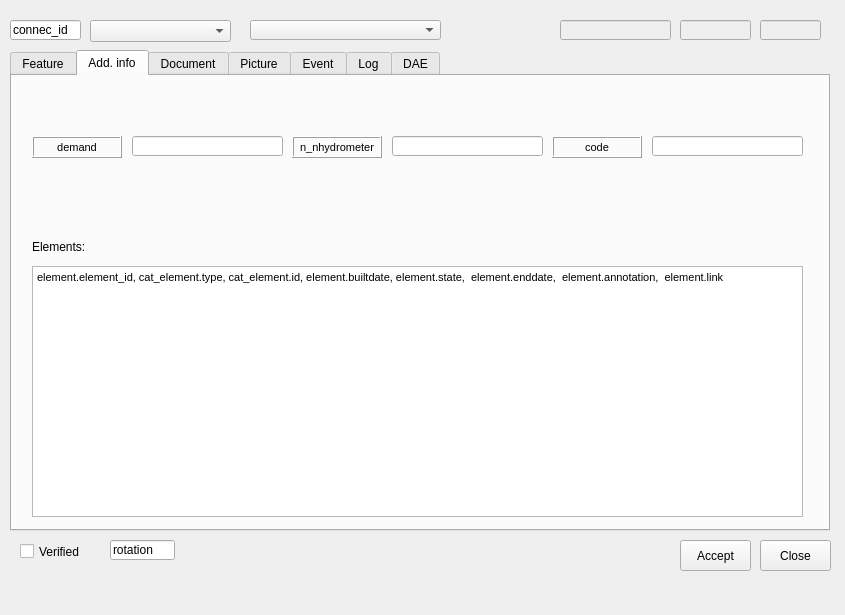
Qt form ui/ws_connec.ui (Giswater/giswater_qgis_plugin) before a commit.
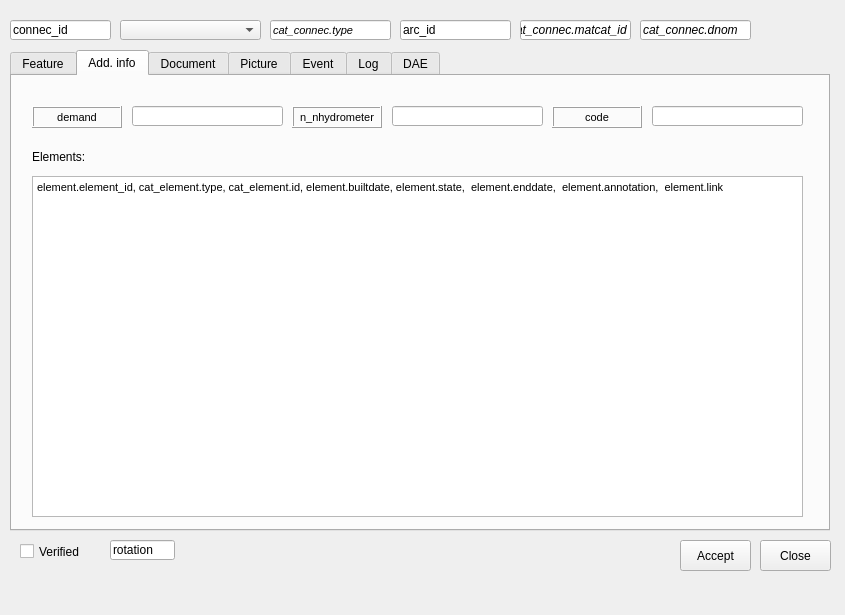
The same form after that commit. The open tabs and pages were chosen to show the change.

Diff of the .ui file:
```diff
--- a/ui/ws_connec.ui
+++ b/ui/ws_connec.ui
@@ -1030,7 +1030,7 @@
      <property name="geometry">
       <rect>
        <x>20</x>
-       <y>160</y>
+       <y>70</y>
        <width>90</width>
        <height>22</height>
       </rect>
@@ -1066,9 +1066,9 @@
      <property name="geometry">
       <rect>
        <x>20</x>
-       <y>190</y>
+       <y>100</y>
        <width>771</width>
-       <height>251</height>
+       <height>341</height>
       </rect>
      </property>
      <property name="html">
@@ -1079,11 +1079,51 @@
 &lt;p style=&quot; margin-top:0px; margin-bottom:0px; margin-left:0px; margin-right:0px; -qt-block-indent:0; text-indent:0px;&quot;&gt;&lt;span style=&quot; font-size:8pt;&quot;&gt;element.element_id, cat_element.type, cat_element.id, element.builtdate, element.state,  element.enddate,  element.annotation,  element.link&lt;/span&gt;&lt;/p&gt;&lt;/body&gt;&lt;/html&gt;</string>
      </property>
     </widget>
+    <widget class="QLabel" name="label_connec_demand">
+     <property name="geometry">
+      <rect>
+       <x>20</x>
+       <y>30</y>
+       <width>90</width>
+       <height>22</height>
+      </rect>
+     </property>
+     <property name="font">
+      <font>
+       <pointsize>8</pointsize>
+      </font>
+     </property>
+     <property name="frameShape">
+      <enum>QFrame::Box</enum>
+     </property>
+     <property name="frameShadow">
+      <enum>QFrame::Raised</enum>
+     </property>
+     <property name="text">
+      <string>demand</string>
+     </property>
+     <property name="alignment">
+      <set>Qt::AlignCenter</set>
+     </property>
+     <property name="margin">
+      <number>3</number>
+     </property>
+    </widget>
+    <widget class="QLineEdit" name="connec_depth_2">
+     <property name="geometry">
+      <rect>
+       <x>380</x>
+       <y>30</y>
+       <width>151</width>
+       <height>20</height>
+      </rect>
+     </property>
+    </widget>
     <widget class="QLabel" name="label_code">
      <property name="geometry">
       <rect>
        <x>540</x>
-       <y>60</y>
+       <y>30</y>
        <width>90</width>
        <height>22</height>
       </rect>
@@ -1115,11 +1155,21 @@
       <number>3</number>
      </property>
     </widget>
-    <widget class="QLineEdit" name="demand">
+    <widget class="QLineEdit" name="connec_depth_3">
+     <property name="geometry">
+      <rect>
+       <x>640</x>
+       <y>30</y>
+       <width>151</width>
+       <height>20</height>
+      </rect>
+     </property>
+    </widget>
+    <widget class="QLineEdit" name="connec_elevation_2">
      <property name="geometry">
       <rect>
        <x>120</x>
-       <y>60</y>
+       <y>30</y>
        <width>151</width>
        <height>20</height>
       </rect>
@@ -1129,7 +1179,7 @@
      <property name="geometry">
       <rect>
        <x>280</x>
-       <y>60</y>
+       <y>30</y>
        <width>90</width>
        <height>22</height>
       </rect>
@@ -1155,56 +1205,6 @@
       <number>3</number>
      </property>
     </widget>
-    <widget class="QLineEdit" name="n_hydrometer">
-     <property name="geometry">
-      <rect>
-       <x>380</x>
-       <y>60</y>
-       <width>151</width>
-       <height>20</height>
-      </rect>
-     </property>
-    </widget>
-    <widget class="QLabel" name="label_connec_demand">
-     <property name="geometry">
-      <rect>
-       <x>20</x>
-       <y>60</y>
-       <width>90</width>
-       <height>22</height>
-      </rect>
-     </property>
-     <property name="font">
-      <font>
-       <pointsize>8</pointsize>
-      </font>
-     </property>
-     <property name="frameShape">
-      <enum>QFrame::Box</enum>
-     </property>
-     <property name="frameShadow">
-      <enum>QFrame::Raised</enum>
-     </property>
-     <property name="text">
-      <string>demand</string>
-     </property>
-     <property name="alignment">
-      <set>Qt::AlignCenter</set>
-     </property>
-     <property name="margin">
-      <number>3</number>
-     </property>
-    </widget>
-    <widget class="QLineEdit" name="code">
-     <property name="geometry">
-      <rect>
-       <x>640</x>
-       <y>60</y>
-       <width>151</width>
-       <height>20</height>
-      </rect>
-     </property>
-    </widget>
    </widget>
    <widget class="QWidget" name="page_document">
     <attribute name="title">
@@ -2359,92 +2359,6 @@
     <string>Verified</string>
    </property>
   </widget>
-  <widget class="QComboBox" name="connecat_id">
-   <property name="geometry">
-    <rect>
-     <x>250</x>
-     <y>20</y>
-     <width>191</width>
-     <height>20</height>
-    </rect>
-   </property>
-  </widget>
-  <widget class="QLineEdit" name="connec_id">
-   <property name="geometry">
-    <rect>
-     <x>10</x>
-     <y>20</y>
-     <width>71</width>
-     <height>20</height>
-    </rect>
-   </property>
-   <property name="text">
-    <string>connec_id</string>
-   </property>
-  </widget>
-  <widget class="QLineEdit" name="cat_matcat_id">
-   <property name="enabled">
-    <bool>false</bool>
-   </property>
-   <property name="geometry">
-    <rect>
-     <x>560</x>
-     <y>20</y>
-     <width>111</width>
-     <height>20</height>
-    </rect>
-   </property>
-   <property name="font">
-    <font>
-     <italic>true</italic>
-    </font>
-   </property>
-   <property name="text">
-    <string/>
-   </property>
-  </widget>
-  <widget class="QLineEdit" name="cat_dnom">
-   <property name="enabled">
-    <bool>false</bool>
-   </property>
-   <property name="geometry">
-    <rect>
-     <x>680</x>
-     <y>20</y>
-     <width>71</width>
-     <height>20</height>
-    </rect>
-   </property>
-   <property name="font">
-    <font>
-     <italic>true</italic>
-    </font>
-   </property>
-   <property name="text">
-    <string/>
-   </property>
-  </widget>
-  <widget class="QLineEdit" name="cat_pnom">
-   <property name="enabled">
-    <bool>false</bool>
-   </property>
-   <property name="geometry">
-    <rect>
-     <x>760</x>
-     <y>20</y>
-     <width>61</width>
-     <height>20</height>
-    </rect>
-   </property>
-   <property name="font">
-    <font>
-     <italic>true</italic>
-    </font>
-   </property>
-   <property name="text">
-    <string/>
-   </property>
-  </widget>
   <widget class="QPushButton" name="btn_accept">
    <property name="geometry">
     <rect>
@@ -2471,16 +2385,102 @@
     <string>Close</string>
    </property>
   </widget>
-  <widget class="QComboBox" name="cat_connectype_id">
+  <widget class="QLineEdit" name="lineEdit_4">
    <property name="geometry">
     <rect>
-     <x>90</x>
+     <x>10</x>
+     <y>20</y>
+     <width>101</width>
+     <height>20</height>
+    </rect>
+   </property>
+   <property name="text">
+    <string>connec_id</string>
+   </property>
+  </widget>
+  <widget class="QLineEdit" name="lineEdit_38">
+   <property name="geometry">
+    <rect>
+     <x>270</x>
+     <y>20</y>
+     <width>121</width>
+     <height>20</height>
+    </rect>
+   </property>
+   <property name="font">
+    <font>
+     <pointsize>8</pointsize>
+     <italic>true</italic>
+    </font>
+   </property>
+   <property name="text">
+    <string>cat_connec.type</string>
+   </property>
+  </widget>
+  <widget class="QComboBox" name="comboBox_21">
+   <property name="geometry">
+    <rect>
+     <x>120</x>
      <y>20</y>
      <width>141</width>
-     <height>22</height>
+     <height>20</height>
     </rect>
    </property>
   </widget>
+  <widget class="QLineEdit" name="lineEdit_35">
+   <property name="geometry">
+    <rect>
+     <x>400</x>
+     <y>20</y>
+     <width>111</width>
+     <height>20</height>
+    </rect>
+   </property>
+   <property name="font">
+    <font>
+     <italic>false</italic>
+    </font>
+   </property>
+   <property name="text">
+    <string>arc_id</string>
+   </property>
+  </widget>
+  <widget class="QLineEdit" name="lineEdit_34">
+   <property name="geometry">
+    <rect>
+     <x>520</x>
+     <y>20</y>
+     <width>111</width>
+     <height>20</height>
+    </rect>
+   </property>
+   <property name="font">
+    <font>
+     <italic>true</italic>
+    </font>
+   </property>
+   <property name="text">
+    <string>cat_connec.matcat_id</string>
+   </property>
+  </widget>
+  <widget class="QLineEdit" name="lineEdit_44">
+   <property name="geometry">
+    <rect>
+     <x>640</x>
+     <y>20</y>
+     <width>111</width>
+     <height>20</height>
+    </rect>
+   </property>
+   <property name="font">
+    <font>
+     <italic>true</italic>
+    </font>
+   </property>
+   <property name="text">
+    <string>cat_connec.dnom</string>
+   </property>
+  </widget>
  </widget>
  <resources/>
  <connections/>
```
Left out of the diff: 113 changed lines with no effect on the pictures.
